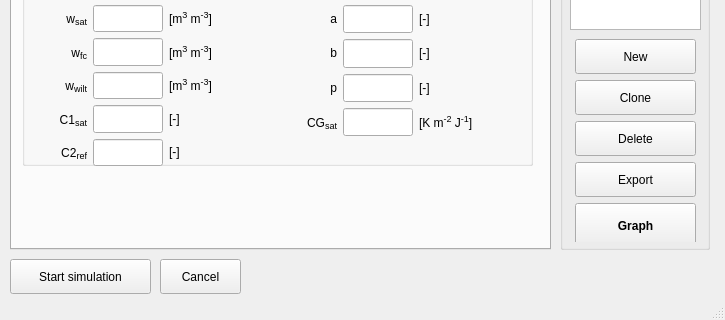
Above: mainwindow.ui from classmodel/modelgui before the change; both pictures show x 0 to 725 and y 310 to 630 of the 725 by 630 pixel window. Below: the same form after it.
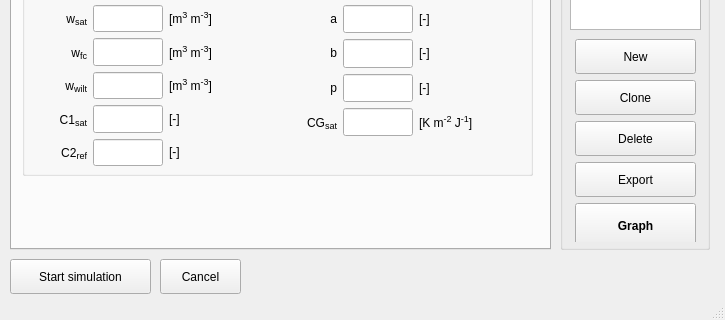
That is the form after the change. The open tabs and pages were chosen to show the change.

Patch:
```diff
--- a/mainwindow.ui
+++ b/mainwindow.ui
@@ -8262,7 +8262,7 @@
         <x>10</x>
         <y>220</y>
         <width>511</width>
-        <height>201</height>
+        <height>211</height>
        </rect>
       </property>
       <property name="title">
```
Left out of the diff: 6 changed lines with no effect on the pictures.
